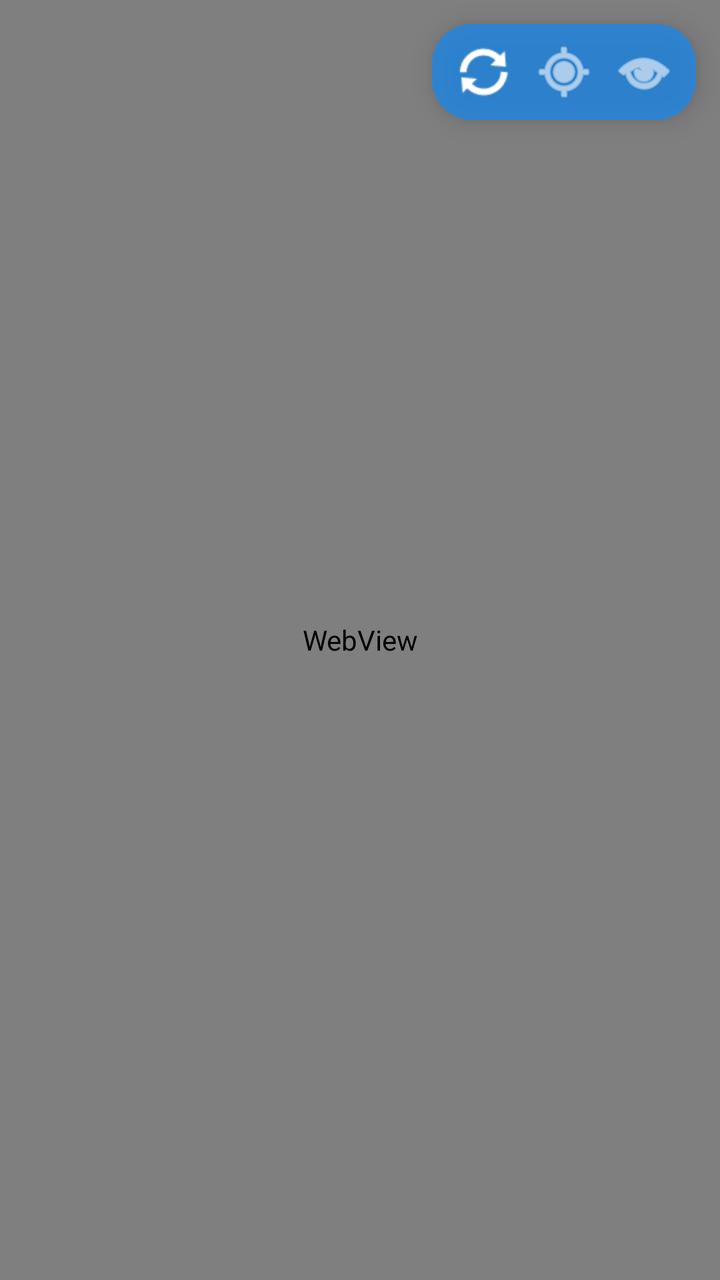
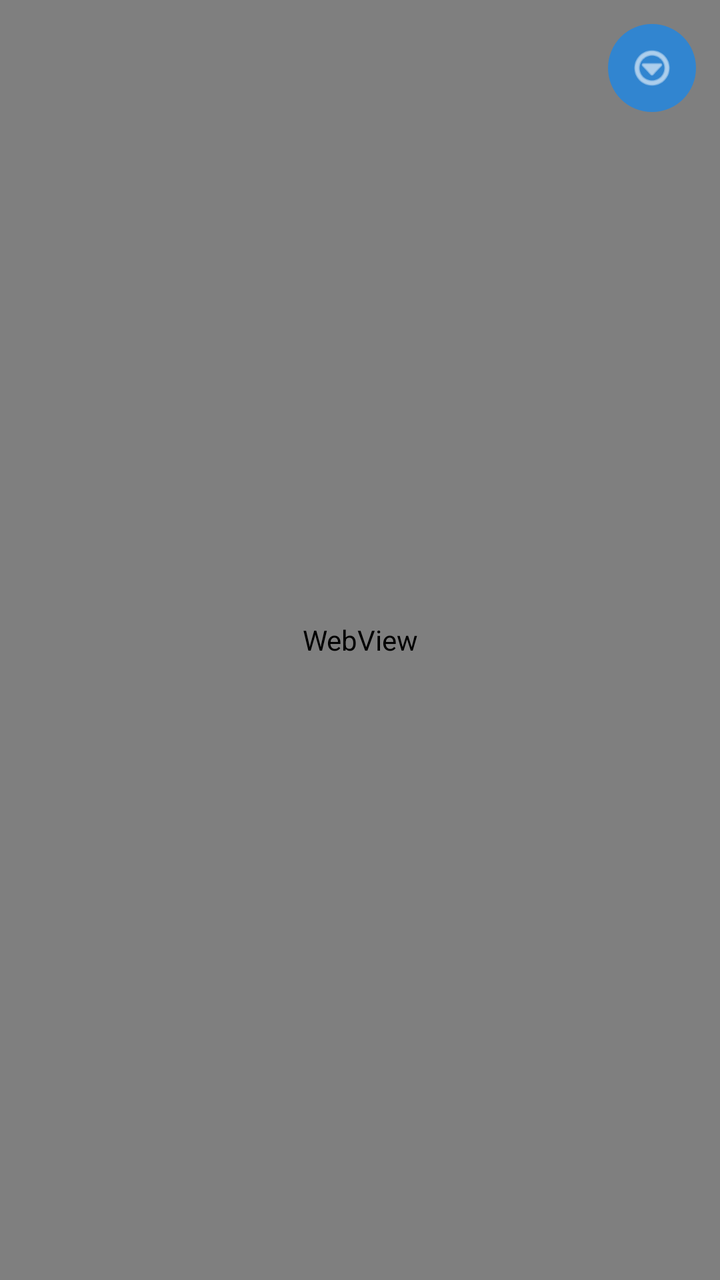

Before-and-after screenshots of an Android layout around one commit, followed by the original layout XML and the change that was made.
<!-- AndroidManifest.xml: application theme Theme.DeepTutorLauncher -->
<!-- res/layout/activity_main.xml -->
<?xml version="1.0" encoding="utf-8"?>
<FrameLayout xmlns:android="http://schemas.android.com/apk/res/android"
    android:id="@+id/root"
    android:layout_width="match_parent"
    android:layout_height="match_parent"
    android:background="@android:color/black">

    <WebView
        android:id="@+id/webView"
        android:layout_width="match_parent"
        android:layout_height="match_parent" />

    <LinearLayout
        android:id="@+id/floatingMenu"
        android:layout_width="wrap_content"
        android:layout_height="wrap_content"
        android:layout_gravity="top|end"
        android:layout_margin="12dp"
        android:background="@drawable/menu_bg"
        android:elevation="8dp"
        android:gravity="center_vertical"
        android:orientation="horizontal"
        android:paddingHorizontal="6dp"
        android:paddingVertical="4dp">

        <ImageButton
            android:id="@+id/btnRefresh"
            android:layout_width="40dp"
            android:layout_height="40dp"
            android:background="?attr/selectableItemBackgroundBorderless"
            android:contentDescription="@string/menu_refresh"
            android:src="@android:drawable/ic_popup_sync"
            android:tint="@color/white" />

        <ImageButton
            android:id="@+id/btnUrl"
            android:layout_width="40dp"
            android:layout_height="40dp"
            android:background="?attr/selectableItemBackgroundBorderless"
            android:contentDescription="@string/menu_url"
            android:src="@android:drawable/ic_menu_mylocation"
            android:tint="@color/white" />

        <ImageButton
            android:id="@+id/btnImmersive"
            android:layout_width="40dp"
            android:layout_height="40dp"
            android:background="?attr/selectableItemBackgroundBorderless"
            android:contentDescription="@string/menu_immersive"
            android:src="@android:drawable/ic_menu_view"
            android:tint="@color/white" />
    </LinearLayout>
</FrameLayout>
<!-- resources referenced by this layout -->
<resources>
  <color name="white">#FFFFFF</color>
  <!-- drawable menu_bg (drawable) -->
  <?xml version="1.0" encoding="utf-8"?>
  <shape xmlns:android="http://schemas.android.com/apk/res/android"
      android:shape="rectangle">
      <solid android:color="@color/menu_bg" />
      <corners android:radius="20dp" />
  </shape>
  <string name="menu_immersive">全屏开/关</string>
  <string name="menu_refresh">刷新</string>
  <string name="menu_url">选地址</string>
  <style name="Theme.DeepTutorLauncher" parent="Theme.MaterialComponents.DayNight.NoActionBar">
          <item name="android:statusBarColor">@android:color/black</item>
          <item name="android:navigationBarColor">@android:color/black</item>
          <item name="android:windowFullscreen">false</item>
          <item name="android:windowBackground">@android:color/black</item>
          <item name="colorPrimary">#1E88E5</item>
          <item name="colorPrimaryVariant">#1565C0</item>
          <item name="colorOnPrimary">@android:color/white</item>
      </style>
  <color name="menu_bg">#CC1E88E5</color>
</resources>

<!-- the commit's change to res/layout/activity_main.xml (unified diff, before → after) -->
@@ -10,44 +10,71 @@
         android:layout_width="match_parent"
         android:layout_height="match_parent" />
 
-    <LinearLayout
-        android:id="@+id/floatingMenu"
+    
+    <FrameLayout
+        android:id="@+id/fabHost"
         android:layout_width="wrap_content"
         android:layout_height="wrap_content"
         android:layout_gravity="top|end"
         android:layout_margin="12dp"
-        android:background="@drawable/menu_bg"
-        android:elevation="8dp"
-        android:gravity="center_vertical"
-        android:orientation="horizontal"
-        android:paddingHorizontal="6dp"
-        android:paddingVertical="4dp">
+        android:elevation="8dp">
 
-        <ImageButton
-            android:id="@+id/btnRefresh"
-            android:layout_width="40dp"
-            android:layout_height="40dp"
-            android:background="?attr/selectableItemBackgroundBorderless"
-            android:contentDescription="@string/menu_refresh"
-            android:src="@android:drawable/ic_popup_sync"
-            android:tint="@color/white" />
+        <LinearLayout
+            android:layout_width="wrap_content"
+            android:layout_height="wrap_content"
+            android:gravity="center_vertical"
+            android:orientation="horizontal">
 
-        <ImageButton
-            android:id="@+id/btnUrl"
-            android:layout_width="40dp"
-            android:layout_height="40dp"
-            android:background="?attr/selectableItemBackgroundBorderless"
-            android:contentDescription="@string/menu_url"
-            android:src="@android:drawable/ic_menu_mylocation"
-            android:tint="@color/white" />
+            <LinearLayout
+                android:id="@+id/menuPanel"
+                android:layout_width="wrap_content"
+                android:layout_height="wrap_content"
+                android:layout_marginEnd="8dp"
+                android:background="@drawable/menu_bg"
+                android:gravity="center_vertical"
+                android:orientation="horizontal"
+                android:paddingHorizontal="6dp"
+                android:paddingVertical="4dp"
+                android:visibility="gone">
 
-        <ImageButton
-            android:id="@+id/btnImmersive"
-            android:layout_width="40dp"
-            android:layout_height="40dp"
-            android:background="?attr/selectableItemBackgroundBorderless"
-            android:contentDescription="@string/menu_immersive"
-            android:src="@android:drawable/ic_menu_view"
-            android:tint="@color/white" />
-    </LinearLayout>
+                <ImageButton
+                    android:id="@+id/btnRefresh"
+                    android:layout_width="40dp"
+                    android:layout_height="40dp"
+                    android:background="?attr/selectableItemBackgroundBorderless"
+                    android:contentDescription="@string/menu_refresh"
+                    android:src="@android:drawable/ic_popup_sync"
+                    android:tint="@color/white" />
+
+                <ImageButton
+                    android:id="@+id/btnUrl"
+                    android:layout_width="40dp"
+                    android:layout_height="40dp"
+                    android:background="?attr/selectableItemBackgroundBorderless"
+                    android:contentDescription="@string/menu_url"
+                    android:src="@android:drawable/ic_menu_mylocation"
+                    android:tint="@color/white" />
+
+                <ImageButton
+                    android:id="@+id/btnImmersive"
+                    android:layout_width="40dp"
+                    android:layout_height="40dp"
+                    android:background="?attr/selectableItemBackgroundBorderless"
+                    android:contentDescription="@string/menu_immersive"
+                    android:src="@android:drawable/ic_menu_view"
+                    android:tint="@color/white" />
+            </LinearLayout>
+
+            <ImageButton
+                android:id="@+id/btnFab"
+                android:layout_width="44dp"
+                android:layout_height="44dp"
+                android:background="@drawable/fab_bg"
+                android:contentDescription="@string/menu_fab"
+                android:padding="10dp"
+                android:scaleType="centerInside"
+                android:src="@android:drawable/ic_menu_more"
+                android:tint="@color/white" />
+        </LinearLayout>
+    </FrameLayout>
 </FrameLayout>
<!-- resource entries referenced after the edit -->
@@ -1,6 +1,15 @@
 <!-- resources referenced by this layout -->
 <resources>
   <color name="white">#FFFFFF</color>
+  <!-- drawable fab_bg (drawable) -->
+  <?xml version="1.0" encoding="utf-8"?>
+  <shape xmlns:android="http://schemas.android.com/apk/res/android"
+      android:shape="oval">
+      <solid android:color="@color/menu_bg" />
+      <size
+          android:width="44dp"
+          android:height="44dp" />
+  </shape>
   <!-- drawable menu_bg (drawable) -->
   <?xml version="1.0" encoding="utf-8"?>
   <shape xmlns:android="http://schemas.android.com/apk/res/android"
@@ -8,6 +17,7 @@
       <solid android:color="@color/menu_bg" />
       <corners android:radius="20dp" />
   </shape>
+  <string name="menu_fab">打开菜单</string>
   <string name="menu_immersive">全屏开/关</string>
   <string name="menu_refresh">刷新</string>
   <string name="menu_url">选地址</string>
